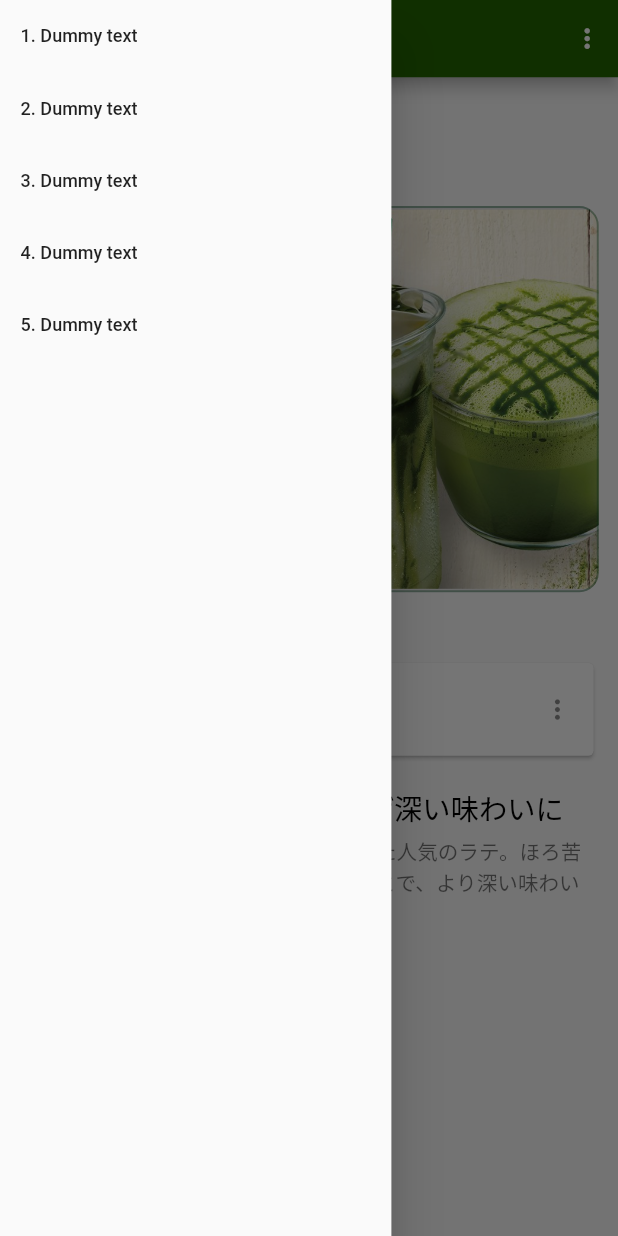
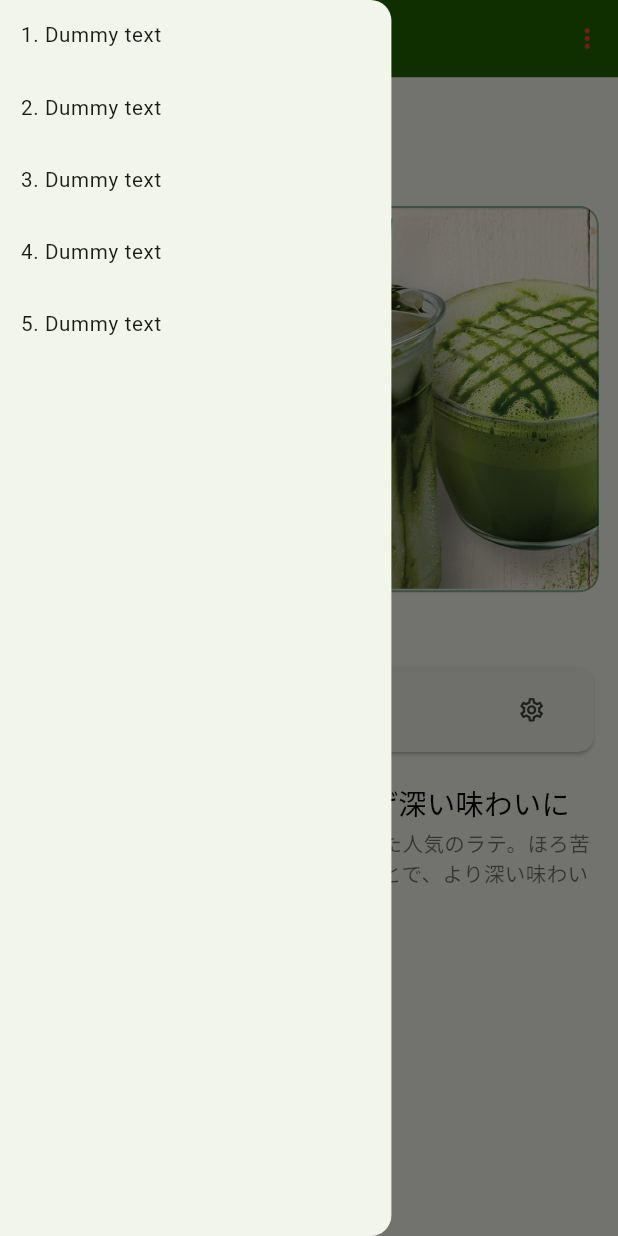
Before and after one commit to raeno-sdo/flutter, a Flutter app: the screen it shows after launch, with the side drawer open, on a phone screen of 412 x 824 dp. Run offline on Flutter 3.47's test engine with Material 2 defaults, Android fonts, the phone set to English and light mode, and no system bars; our stand-ins replace bordered_text, responsive_framework; Roboto replaces fonts that are missing (KleeOne).

Commit message:
second-commit

```diff
--- a/lib/main.dart
+++ b/lib/main.dart
@@ -19,7 +19,8 @@ class MyApp extends StatelessWidget {
       debugShowCheckedModeBanner: false,
       title: 'Flutter Demo',
       theme: ThemeData(
-        // primarySwatch: Colors.green,
+        colorSchemeSeed: const Color.fromARGB(100, 35, 103, 1),
+        useMaterial3: true,
         fontFamily: 'KleeOne',
       ),
       builder: (context, child) => ResponsiveWrapper.builder(
@@ -34,14 +35,14 @@ class MyApp extends StatelessWidget {
           ResponsiveBreakpoint.autoScale(2460, name: '4K'),
         ],
       ),
-      home: const MyHomePage(title: 'sample'),
+      home: const MyHomePage(),
     );
   }
 }
 
 class MyHomePage extends StatefulWidget {
-  const MyHomePage({super.key, required this.title});
-  final String title;
+  const MyHomePage({Key? key}) : super(key: key);
+
   @override
   State<MyHomePage> createState() => _MyHomePageState();
 }
@@ -51,34 +52,43 @@ class _MyHomePageState extends State<MyHomePage> {
   @override
   Widget build(BuildContext context) {
     return Scaffold(
-      drawer: Drawer(
-        child: ListView.builder(
-          itemCount: listItems.length,
-          itemBuilder: (BuildContext context, index) {
-            return ListTile(
-              title: Text(listItems[index]),
-            );
-          },
-        ),
-      ),
       appBar: AppBar(
+        iconTheme: const IconThemeData(color: Colors.red),
+        backgroundColor: const Color.fromARGB(255, 35, 103, 1),
         toolbarHeight: 60,
-        title: Column(children: const <Widget>[
-          Text('カフェラテ',
+        title: Column(
+          children: const <Widget>[
+          // Text('カフェラテ',
+          //   style: TextStyle(
+          //     fontSize: 20,
+          //   ),
+          // ),
+          // Text('Cafe Latte',
+          //   style: TextStyle(
+          //     fontSize: 10,
+          //   ),
+          // ),
+          Text(
+            'ToDo',
             style: TextStyle(
               fontSize: 20,
             ),
           ),
-          Text('Cafe Latte',
-            style: TextStyle(
-              fontSize: 10,
+          ]
         ),
-          ),
-        ]),
         actions: <Widget>[
           IconButton(onPressed: (){}, icon: const Icon(Icons.more_vert))
         ],
-        backgroundColor: const Color.fromARGB(255, 35, 103, 1),
+      ),
+      drawer: Drawer(
+        child: ListView.builder(
+          itemCount: menuList.length,
+          itemBuilder: (BuildContext context, index) {
+            return ListTile(
+              title: Text(menuList[index]),
+            );
+          },
+        ),
       ),
       body: Center(
         child: SizedBox(
@@ -87,67 +97,36 @@ class _MyHomePageState extends State<MyHomePage> {
             child: SingleChildScrollView(
               child: Column(
                 mainAxisAlignment: MainAxisAlignment.center,
+                children: const <Widget>[
+                  // _Header(),
+                  // _Body(),
+                  // _Bottom(),
+                  _Latte(),
+                  _Todo(),
+                ],
+              ),
+            ),
+        ),
+      ),
+    );
+  }
+}
+
+final menuList = [
+  '1. Dummy text',
+  '2. Dummy text',
+  '3. Dummy text',
+  '4. Dummy text',
+  '5. Dummy text',
+];
+
+class _Latte extends StatelessWidget {
+  const _Latte({Key? key}) : super(key: key);
+  @override
+  Widget build(BuildContext context) {
+    bool selected = false;
+    return Column(
       children: <Widget>[
-                  // Container(
-                  //   alignment: Alignment.center,
-                  //   width: double.infinity,
-                  //   height: 100,
-                  //   margin: const EdgeInsets.only(top: 10),
-                  //   decoration: const BoxDecoration(
-                  //     color: Color.fromRGBO(150, 150, 150, 1),
-                  //   ),
-                  //   child: const Text(
-                  //     'full x 100',
-                  //     style: TextStyle(
-                  //       color: Colors.white,
-                  //     ),
-                  //   ),
-                  // ),
-                  // Container(
-                  //   alignment: Alignment.center,
-                  //   width: double.infinity,
-                  //   height: 200,
-                  //   margin: const EdgeInsets.only(top: 10),
-                  //   decoration: const BoxDecoration(
-                  //     color: Color.fromRGBO(150, 150, 150, 1),
-                  //   ),
-                  //   child: const Text(
-                  //     'full x 200',
-                  //     style: TextStyle(
-                  //       color: Colors.white,
-                  //     ),
-                  //   ),
-                  // ),
-                  // Container(
-                  //   alignment: Alignment.center,
-                  //   width: double.infinity,
-                  //   height: 300,
-                  //   margin: const EdgeInsets.only(top: 10),
-                  //   decoration: const BoxDecoration(
-                  //     color: Color.fromRGBO(150, 150, 150, 1),
-                  //   ),
-                  //   child: const Text(
-                  //     'full x 300',
-                  //     style: TextStyle(
-                  //       color: Colors.white,
-                  //     ),
-                  //   ),
-                  // ),
-                  // Container(
-                  //   alignment: Alignment.center,
-                  //   width: double.infinity,
-                  //   height: 400,
-                  //   margin: const EdgeInsets.only(top: 10),
-                  //   decoration: const BoxDecoration(
-                  //     color: Color.fromRGBO(150, 150, 150, 1),
-                  //   ),
-                  //   child: const Text(
-                  //     'full x 400',
-                  //     style: TextStyle(
-                  //       color: Colors.white,
-                  //     ),
-                  //   ),
-                  // ),
         const SizedBox(
           height: 100,
         ),
@@ -193,8 +172,6 @@ class _MyHomePageState extends State<MyHomePage> {
                 ),
               ),
               ResponsiveRowColumnItem(
-                            // child: Padding(
-                            //   padding: EdgeInsets.only(left: MediaQuery.of(context).size.width*(0.01)),
                 child: SizedBox(
                   width: ResponsiveValue(
                     context,
@@ -218,11 +195,11 @@ class _MyHomePageState extends State<MyHomePage> {
                           ),
                         ),
                       ),
-                                    const SizedBox(
+                      SizedBox(
                         width: double.infinity,
                         child: Card(
                           child: ListTile(
-                                          title: Text(
+                            title: const Text(
                               '抹茶ホワイトラテ',
                               style: TextStyle(
                                 fontSize: 20,
@@ -230,17 +207,32 @@ class _MyHomePageState extends State<MyHomePage> {
                                 color: Color.fromARGB(255, 12, 88, 45),
                               ),
                             ),
-                                          subtitle: Text(
+                            subtitle: const Text(
                               'matcha white latte',
                               overflow: TextOverflow.ellipsis,
                               maxLines: 1,
                             ),
-                                          trailing: Icon(Icons.more_vert),
+                            // toggleボタンを実装予定
+                            trailing: IconButton(
+                              icon: const Icon(Icons.settings_outlined),
+                              iconSize: 22,
+                              onPressed: () {
+                                setState(() {
+                                  selected = !selected;
+                                });
+                              },
+                              // isSelected: selected,
+                              // selectedIcon: const Icon(Icons.settings),
+                              // color: selected
+                              //   // ignore: dead_code
+                              //   ? Colors.white
+                              //   : Colors.grey,
                             ),
                           ),
                         ),
-                                    Padding(
-                                      padding: const EdgeInsets.only(left: 5, top: 20),
+                      ),
+                      Container(
+                        margin: const EdgeInsets.only(left: 5, top: 20),
                         child: Column(
                           crossAxisAlignment: CrossAxisAlignment.start,
                           children: const <Widget>[
@@ -272,23 +264,49 @@ class _MyHomePageState extends State<MyHomePage> {
                   ),
                 ),
               ),
-                      // ),
             ],
           ),
         ),
       ],
-              ),
-            ),
-        ),
-      ),
+    );
+  }
+  void setState(Null Function() selected) {}
+}
+
+class _Todo extends StatelessWidget {
+  const _Todo({Key? key}) : super(key: key);
+
+  @override
+  Widget build(BuildContext context) {
+    return Container(
+
     );
   }
 }
 
-final listItems = [
-  '1. Dummy text',
-  '2. Dummy text',
-  '3. Dummy text',
-  '4. Dummy text',
-  '5. Dummy text',
-];
+// class _Header extends StatelessWidget {
+//   const _Header({Key? key}) : super(key: key);
+
+//   @override
+//   Widget build(BuildContext context) {
+//     return Container();
+//   }
+// }
+
+// class _Body extends StatelessWidget {
+//   const _Body({Key? key}) : super(key: key);
+
+//   @override
+//   Widget build(BuildContext context) {
+//     return Container();
+//   }
+// }
+
+// class _Bottom extends StatelessWidget {
+//   const _Bottom({Key? key}) : super(key: key);
+
+//   @override
+//   Widget build(BuildContext context) {
+//     return Container();
+//   }
+// }
```
Lines whose indentation alone changed are shown as unchanged.
